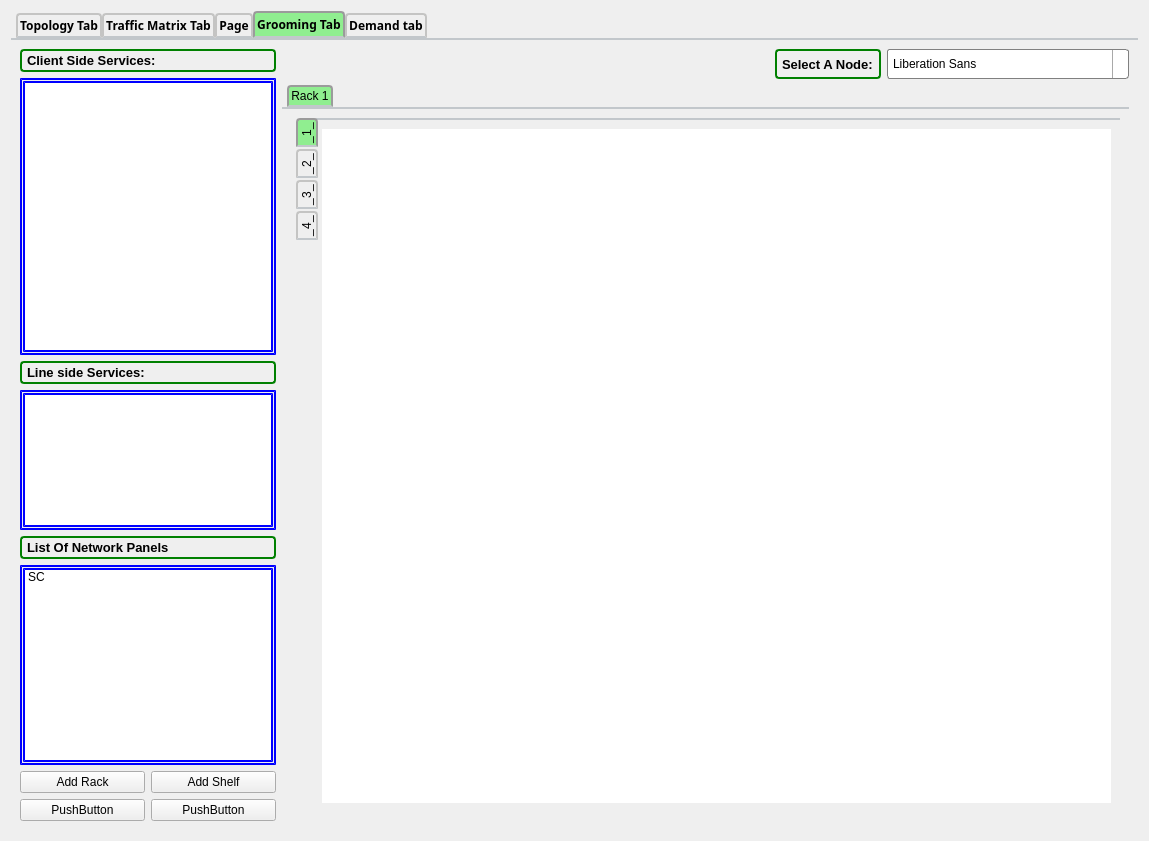
This is mainui_6.ui in farzad1132/NetPlanner as Qt 5 draws it before an edit. The edited form follows.
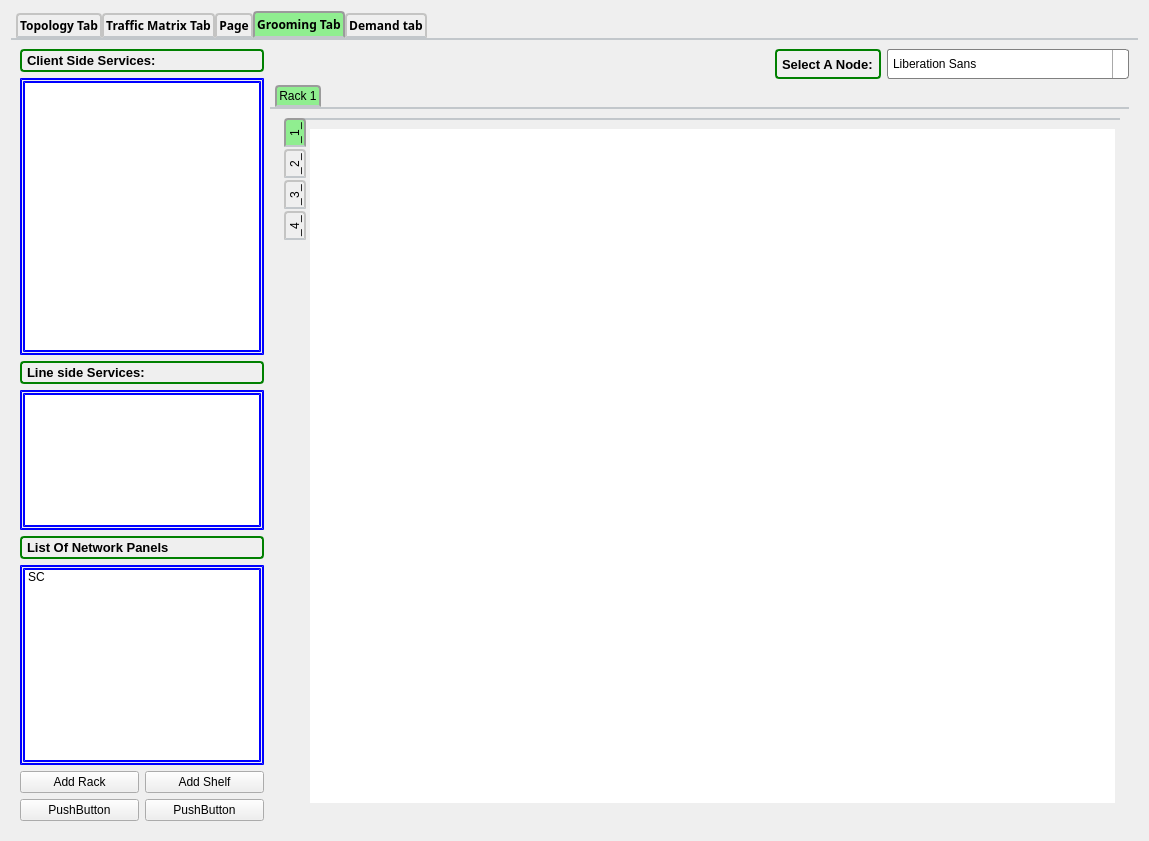
This is the edited form. The open tabs and pages were chosen to show the change. Icons and pictures are not drawn.

Diff of the .ui file:
```diff
--- a/mainui_6.ui
+++ b/mainui_6.ui
@@ -1624,6 +1624,12 @@
             <layout class="QGridLayout" name="gridLayout_9">
              <item row="0" column="0">
               <widget class="QTabWidget" name="ShelfTab">
+               <property name="minimumSize">
+                <size>
+                 <width>805</width>
+                 <height>620</height>
+                </size>
+               </property>
                <property name="tabPosition">
                 <enum>QTabWidget::West</enum>
                </property>
@@ -1649,6 +1655,12 @@
                 <layout class="QGridLayout" name="Shelf1_grid">
                  <item row="0" column="0">
                   <widget class="QMdiArea" name="mdi_11">
+                   <property name="minimumSize">
+                    <size>
+                     <width>805</width>
+                     <height>620</height>
+                    </size>
+                   </property>
                    <property name="background">
                     <brush brushstyle="SolidPattern">
                      <color alpha="255">
```
Left out of the diff: 24 changed lines with no effect on the pictures.
